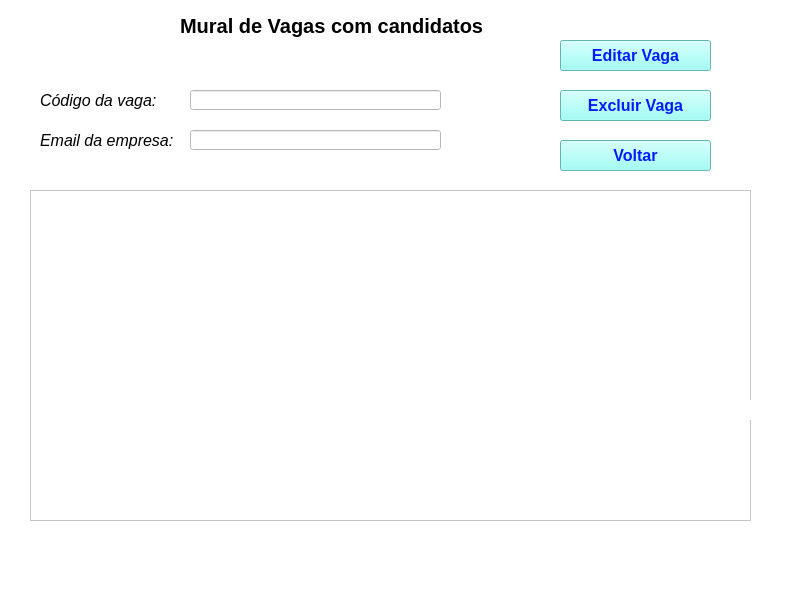
Qt form MuralVagasCandidatoEmpresas.ui (muriloFsaidel/sistema_de_vagas_e_candidaturas) before a commit.
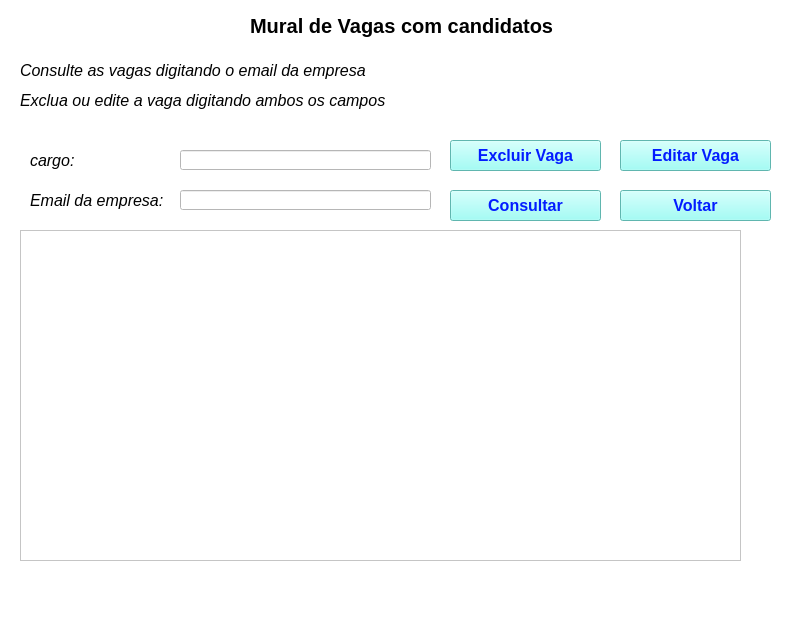
The same form after that commit.

The edit to the form file:
```diff
--- a/MuralVagasCandidatoEmpresas.ui
+++ b/MuralVagasCandidatoEmpresas.ui
@@ -7,7 +7,7 @@
     <x>0</x>
     <y>0</y>
     <width>800</width>
-    <height>600</height>
+    <height>644</height>
    </rect>
   </property>
   <property name="windowTitle">
@@ -23,7 +23,7 @@
    <widget class="QLabel" name="label">
     <property name="geometry">
      <rect>
-      <x>180</x>
+      <x>250</x>
       <y>10</y>
       <width>371</width>
       <height>31</height>
@@ -43,8 +43,8 @@
    <widget class="QLabel" name="label_2">
     <property name="geometry">
      <rect>
-      <x>40</x>
-      <y>90</y>
+      <x>30</x>
+      <y>150</y>
       <width>131</width>
       <height>20</height>
      </rect>
@@ -56,14 +56,14 @@
      </font>
     </property>
     <property name="text">
-     <string>Código da vaga:</string>
+     <string>cargo:</string>
     </property>
    </widget>
    <widget class="QLineEdit" name="codigoVagaMuralComCandidatos">
     <property name="geometry">
      <rect>
-      <x>190</x>
-      <y>90</y>
+      <x>180</x>
+      <y>150</y>
       <width>251</width>
       <height>20</height>
      </rect>
@@ -99,8 +99,8 @@
    <widget class="QPushButton" name="pbEditarVagaComCandidato">
     <property name="geometry">
      <rect>
-      <x>560</x>
-      <y>40</y>
+      <x>620</x>
+      <y>140</y>
       <width>151</width>
       <height>31</height>
      </rect>
@@ -123,8 +123,8 @@
    <widget class="QTableWidget" name="tableWidget">
     <property name="geometry">
      <rect>
-      <x>30</x>
-      <y>190</y>
+      <x>20</x>
+      <y>230</y>
       <width>721</width>
       <height>331</height>
      </rect>
@@ -133,8 +133,8 @@
    <widget class="QLabel" name="mensagemDePreenchimento">
     <property name="geometry">
      <rect>
-      <x>380</x>
-      <y>400</y>
+      <x>190</x>
+      <y>580</y>
       <width>411</width>
       <height>20</height>
      </rect>
@@ -152,8 +152,8 @@
    <widget class="QPushButton" name="pbVolarMuralVagasComCandidatos">
     <property name="geometry">
      <rect>
-      <x>560</x>
-      <y>140</y>
+      <x>620</x>
+      <y>190</y>
       <width>151</width>
       <height>31</height>
      </rect>
@@ -176,8 +176,8 @@
    <widget class="QPushButton" name="ExcluirVagaComCandidato">
     <property name="geometry">
      <rect>
-      <x>560</x>
-      <y>90</y>
+      <x>450</x>
+      <y>140</y>
       <width>151</width>
       <height>31</height>
      </rect>
@@ -200,8 +200,8 @@
    <widget class="QLabel" name="label_3">
     <property name="geometry">
      <rect>
-      <x>40</x>
-      <y>130</y>
+      <x>30</x>
+      <y>190</y>
       <width>141</width>
       <height>20</height>
      </rect>
@@ -219,8 +219,8 @@
    <widget class="QLineEdit" name="emailEmpresaMuralVagasComCandidatos">
     <property name="geometry">
      <rect>
-      <x>190</x>
-      <y>130</y>
+      <x>180</x>
+      <y>190</y>
       <width>251</width>
       <height>20</height>
      </rect>
@@ -253,6 +253,68 @@
      <string extracomment="Favor digitar o código da vaga pretendida"/>
     </property>
    </widget>
+   <widget class="QPushButton" name="pbConsultarMuralVagasComCandidatos_2">
+    <property name="geometry">
+     <rect>
+      <x>450</x>
+      <y>190</y>
+      <width>151</width>
+      <height>31</height>
+     </rect>
+    </property>
+    <property name="font">
+     <font>
+      <pointsize>12</pointsize>
+      <weight>75</weight>
+      <bold>true</bold>
+     </font>
+    </property>
+    <property name="styleSheet">
+     <string notr="true">background-color: rgb(135, 255, 245);
+color: rgb(3, 28, 255);</string>
+    </property>
+    <property name="text">
+     <string>Consultar</string>
+    </property>
+   </widget>
+   <widget class="QLabel" name="label_4">
+    <property name="geometry">
+     <rect>
+      <x>20</x>
+      <y>60</y>
+      <width>361</width>
+      <height>20</height>
+     </rect>
+    </property>
+    <property name="font">
+     <font>
+      <pointsize>12</pointsize>
+      <italic>true</italic>
+     </font>
+    </property>
+    <property name="text">
+     <string>Consulte as vagas digitando o email da empresa</string>
+    </property>
+   </widget>
+   <widget class="QLabel" name="label_5">
+    <property name="geometry">
+     <rect>
+      <x>20</x>
+      <y>90</y>
+      <width>381</width>
+      <height>20</height>
+     </rect>
+    </property>
+    <property name="font">
+     <font>
+      <pointsize>12</pointsize>
+      <italic>true</italic>
+     </font>
+    </property>
+    <property name="text">
+     <string>Exclua ou edite a vaga digitando ambos os campos</string>
+    </property>
+   </widget>
   </widget>
   <widget class="QMenuBar" name="menubar">
    <property name="geometry">
```
Left out of the diff: 2 changed lines with no effect on the pictures.
